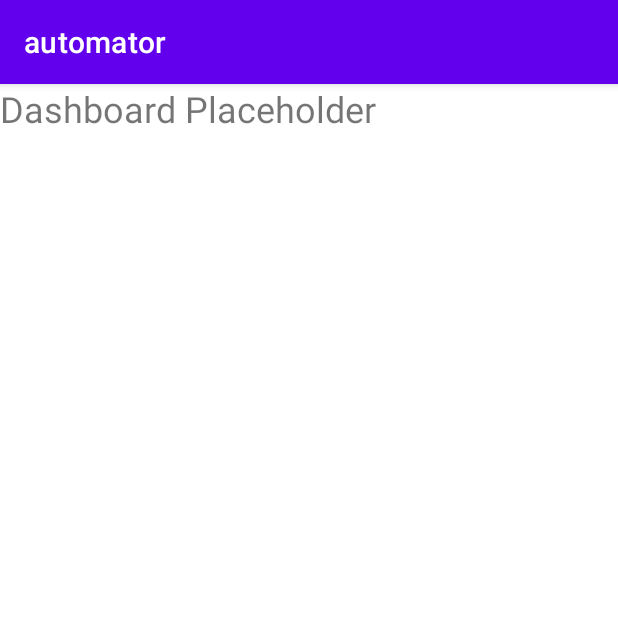
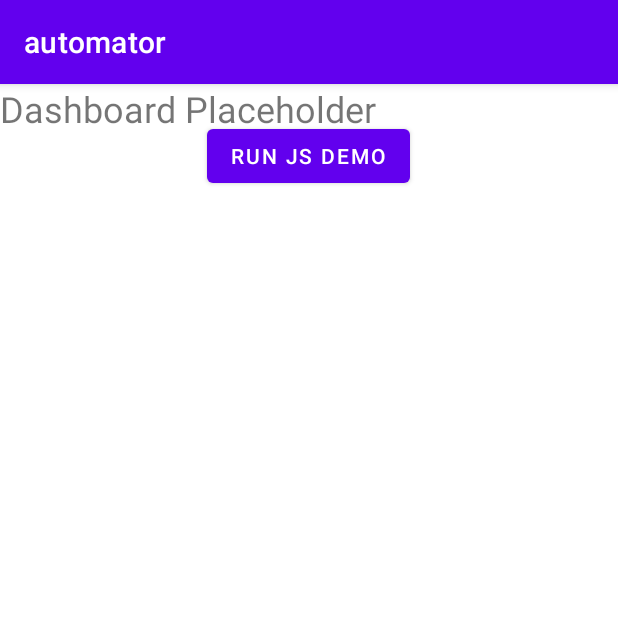
Before and after one commit to apuppy/automator, an Android app: the DashboardActivity screen opened directly, with no data from a screen before it, on a phone screen of 412 x 824 dp, the top half of it. Run offline under Robolectric (Android 15) with nearby library versions, the phone set to English and light mode, and no system bars; network calls fail.

Commit message:
Add JavaScript demo functionality to DashboardActivity and create demo.js

```diff
--- a/app/src/main/res/layout/page_dashboard.xml
+++ b/app/src/main/res/layout/page_dashboard.xml
@@ -9,4 +9,12 @@
         android:layout_height="wrap_content"
         android:text="Dashboard Placeholder"
         android:textSize="24sp"/>
+
+    <Button
+        android:id="@+id/button_run_js_demo"
+        android:layout_width="wrap_content"
+        android:layout_height="wrap_content"
+        android:text="Run JS Demo"
+        android:layout_gravity="center_horizontal"
+        android:layout_marginTop="24dp"/>
 </FrameLayout>
```
Also changed, not shown: app/src/main/java/com/zoo/automator/DashboardActivity.java (+52 -0 lines), app/src/main/java/com/zoo/automator/MainActivity.java (+2 -8 lines), 1 other file.
